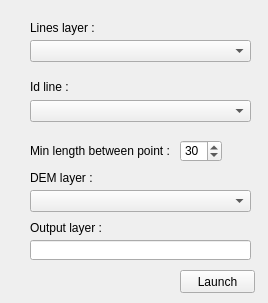
This is ridgeToPointDock.ui in SebastienPeillet/AutomaTracks as Qt 5 draws it before an edit. The edited form follows.
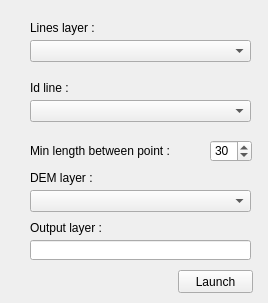
This is the edited form.

Commit message: change docks to support french translation

```diff
--- a/ridgeToPointDock.ui
+++ b/ridgeToPointDock.ui
@@ -18,7 +18,7 @@
     <rect>
      <x>30</x>
      <y>20</y>
-     <width>71</width>
+     <width>221</width>
      <height>16</height>
     </rect>
    </property>
@@ -31,7 +31,7 @@
     <rect>
      <x>30</x>
      <y>220</y>
-     <width>81</width>
+     <width>221</width>
      <height>16</height>
     </rect>
    </property>
@@ -62,7 +62,7 @@
   <widget class="QSpinBox" name="minLengthBox">
    <property name="geometry">
     <rect>
-     <x>180</x>
+     <x>210</x>
      <y>140</y>
      <width>42</width>
      <height>22</height>
@@ -77,8 +77,8 @@
     <rect>
      <x>30</x>
      <y>80</y>
-     <width>46</width>
-     <height>13</height>
+     <width>221</width>
+     <height>16</height>
     </rect>
    </property>
    <property name="text">
@@ -90,7 +90,7 @@
     <rect>
      <x>30</x>
      <y>140</y>
-     <width>141</width>
+     <width>181</width>
      <height>21</height>
     </rect>
    </property>
@@ -103,7 +103,7 @@
     <rect>
      <x>30</x>
      <y>170</y>
-     <width>91</width>
+     <width>221</width>
      <height>16</height>
     </rect>
    </property>
@@ -124,7 +124,7 @@
   <widget class="QPushButton" name="launchButton">
    <property name="geometry">
     <rect>
-     <x>180</x>
+     <x>178</x>
      <y>270</y>
      <width>75</width>
      <height>23</height>
```
The commit also changes 4 other files.
